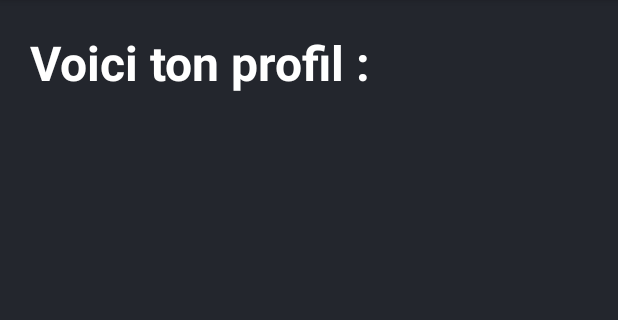
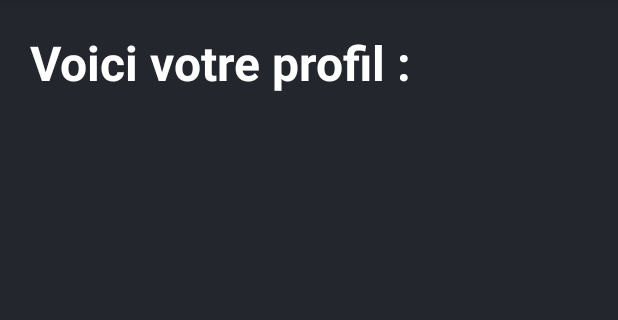
Before and after one commit to DUT-Info-Montreuil/SAE4A__Solanki_Nguyen_Obrun_Cyriaque, an Android app: the ProfilActivity screen opened directly, with no data from a screen before it, on a phone screen of 412 x 824 dp, the part 84-404 px from its top. Run offline under Robolectric (Android 15) with nearby library versions, the phone set to English and light mode, and no system bars; 7 statements that could not run were skipped.

Commit message:
Update activity_profil.xml

```diff
--- a/Burgger/app/src/main/res/layout/activity_profil.xml
+++ b/Burgger/app/src/main/res/layout/activity_profil.xml
@@ -12,11 +12,11 @@
         android:layout_width="wrap_content"
         android:layout_height="wrap_content"
         android:layout_gravity="left"
-        android:text="Voici ton profil : "
+        android:layout_margin="20sp"
+        android:text="Voici votre profil : "
+        android:textColor="@color/white"
         android:textSize="32sp"
-        android:textColor="@color/white"
         android:textStyle="bold"
-        android:layout_margin="20sp"
         tools:ignore="MissingConstraints"
         tools:layout_editor_absoluteX="73dp"
         tools:layout_editor_absoluteY="58dp" />
```
